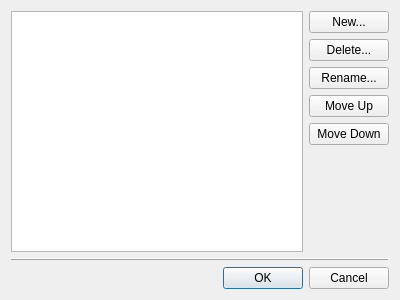
Before: the Qt Designer form qt/lc_qmodellistdialog.ui in ldraw-linux/leocad, drawn with Qt 5.
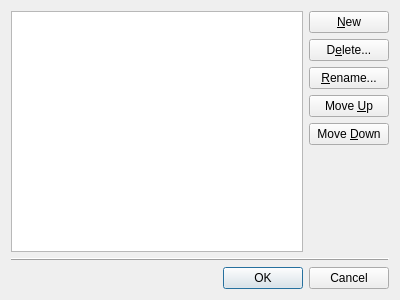
After: the same form once the commit is applied.

Commit message: Added keyboard shortcuts to the Model List Dialog.

```diff
--- a/qt/lc_qmodellistdialog.ui
+++ b/qt/lc_qmodellistdialog.ui
@@ -24,35 +24,35 @@
        <item>
         <widget class="QPushButton" name="NewModel">
          <property name="text">
-          <string>New...</string>
+          <string>&amp;New</string>
          </property>
         </widget>
        </item>
        <item>
         <widget class="QPushButton" name="DeleteModel">
          <property name="text">
-          <string>Delete...</string>
+          <string>D&amp;elete...</string>
          </property>
         </widget>
        </item>
        <item>
         <widget class="QPushButton" name="RenameModel">
          <property name="text">
-          <string>Rename...</string>
+          <string>&amp;Rename...</string>
          </property>
         </widget>
        </item>
        <item>
         <widget class="QPushButton" name="MoveUp">
          <property name="text">
-          <string>Move Up</string>
+          <string>Move &amp;Up</string>
          </property>
         </widget>
        </item>
        <item>
         <widget class="QPushButton" name="MoveDown">
          <property name="text">
-          <string>Move Down</string>
+          <string>Move &amp;Down</string>
          </property>
         </widget>
        </item>
```
The commit also changes 1 other file.
